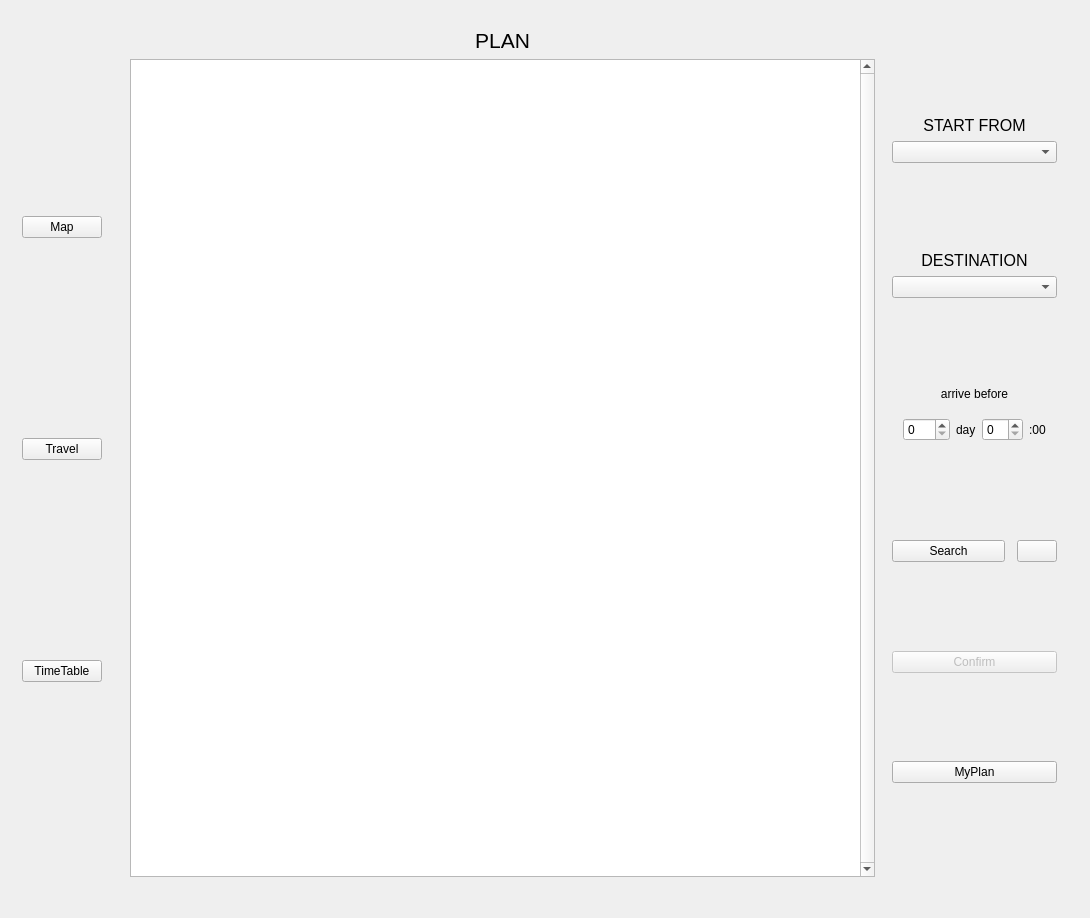
The window that source_code/MainWindow.ui (lennon624/travel-system) describes before a commit, drawn with Qt 5.
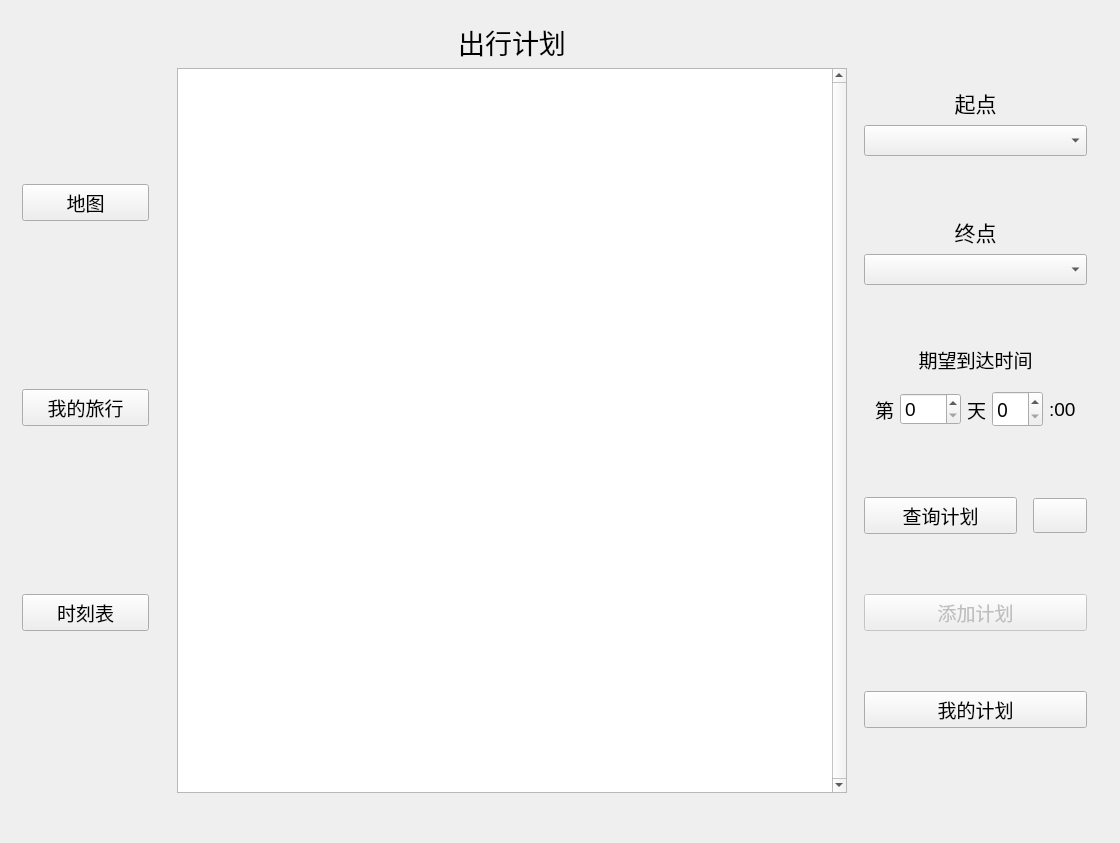
The same window after the commit. Icons and pictures are not drawn.

Commit message: 1. 完成了地图背景的绘制。 2. 在程序启动时增加了初始城市选择框，模态。

Patch:
```diff
--- a/source_code/MainWindow.ui
+++ b/source_code/MainWindow.ui
@@ -6,8 +6,8 @@
    <rect>
     <x>0</x>
     <y>0</y>
-    <width>1090</width>
-    <height>918</height>
+    <width>1120</width>
+    <height>843</height>
    </rect>
   </property>
   <property name="sizePolicy">
@@ -19,6 +19,7 @@
   <property name="font">
    <font>
     <family>Microsoft YaHei UI</family>
+    <pointsize>14</pointsize>
    </font>
   </property>
   <property name="windowTitle">
@@ -37,22 +38,61 @@
       <layout class="QVBoxLayout" name="verticalLayout">
        <item>
         <widget class="QPushButton" name="btn_pMap">
+         <property name="sizePolicy">
+          <sizepolicy hsizetype="Preferred" vsizetype="Fixed">
+           <horstretch>0</horstretch>
+           <verstretch>0</verstretch>
+          </sizepolicy>
+         </property>
+         <property name="font">
+          <font>
+           <family>Microsoft YaHei UI</family>
+           <pointsize>14</pointsize>
+          </font>
+         </property>
          <property name="text">
-          <string>Map</string>
+          <string>地图</string>
          </property>
         </widget>
        </item>
        <item>
         <widget class="QPushButton" name="btn_pTravel">
+         <property name="sizePolicy">
+          <sizepolicy hsizetype="Expanding" vsizetype="Fixed">
+           <horstretch>0</horstretch>
+           <verstretch>0</verstretch>
+          </sizepolicy>
+         </property>
+         <property name="font">
+          <font>
+           <family>Microsoft YaHei UI</family>
+           <pointsize>14</pointsize>
+          </font>
+         </property>
          <property name="text">
-          <string>Travel</string>
+          <string>    我的旅行    </string>
+         </property>
+         <property name="flat">
+          <bool>false</bool>
          </property>
         </widget>
        </item>
        <item>
         <widget class="QPushButton" name="btn_pTrans">
+         <property name="sizePolicy">
+          <sizepolicy hsizetype="Expanding" vsizetype="Fixed">
+           <horstretch>0</horstretch>
+           <verstretch>0</verstretch>
+          </sizepolicy>
+         </property>
+         <property name="font">
+          <font>
+           <family>Microsoft YaHei UI</family>
+           <pointsize>14</pointsize>
+          </font>
+         </property>
          <property name="text">
-          <string> TimeTable </string>
+          <string>时刻表</string>
          </property>
         </widget>
        </item>
@@ -67,6 +107,12 @@
         <verstretch>0</verstretch>
        </sizepolicy>
       </property>
+      <property name="font">
+       <font>
+        <family>Microsoft YaHei</family>
+        <pointsize>14</pointsize>
+       </font>
+      </property>
       <property name="currentIndex">
        <number>2</number>
       </property>
@@ -195,7 +241,7 @@
       <widget class="QWidget" name="page_map"/>
       <widget class="QWidget" name="page_travel">
        <layout class="QGridLayout" name="gridLayout">
-        <item row="3" column="0">
+        <item row="1" column="0">
          <widget class="QListWidget" name="listWidget_plan">
           <property name="sizePolicy">
            <sizepolicy hsizetype="Preferred" vsizetype="Expanding">
@@ -223,14 +269,20 @@
           </property>
          </widget>
         </item>
-        <item row="2" column="0">
+        <item row="0" column="0">
          <widget class="QLabel" name="label_planTitle">
+          <property name="font">
+           <font>
+            <family>Microsoft YaHei UI</family>
+            <pointsize>12</pointsize>
+           </font>
+          </property>
           <property name="text">
-           <string>&lt;html&gt;&lt;head/&gt;&lt;body&gt;&lt;p align=&quot;center&quot;&gt;&lt;span style=&quot; font-size:16pt;&quot;&gt;PLAN&lt;/span&gt;&lt;/p&gt;&lt;/body&gt;&lt;/html&gt;</string>
+           <string>&lt;html&gt;&lt;head/&gt;&lt;body&gt;&lt;p align=&quot;center&quot;&gt;&lt;span style=&quot; font-size:20pt;&quot;&gt;出行计划&lt;/span&gt;&lt;/p&gt;&lt;/body&gt;&lt;/html&gt;</string>
           </property>
          </widget>
         </item>
-        <item row="1" column="1" rowspan="3">
+        <item row="0" column="1" rowspan="2">
          <widget class="QWidget" name="widget_planControl" native="true">
           <property name="sizePolicy">
            <sizepolicy hsizetype="Fixed" vsizetype="Preferred">
@@ -240,7 +292,7 @@
           </property>
           <layout class="QVBoxLayout" name="verticalLayout_4">
            <item>
-            <spacer name="verticalSpacer_6">
+            <spacer name="verticalSpacer_4">
              <property name="orientation">
               <enum>Qt::Vertical</enum>
              </property>
@@ -253,9 +305,15 @@
             </spacer>
            </item>
            <item>
-            <widget class="QLabel" name="label_planSrc">
+            <widget class="QLabel" name="label_5">
+             <property name="font">
+              <font>
+               <family>Microsoft YaHei</family>
+               <pointsize>16</pointsize>
+              </font>
+             </property>
              <property name="text">
-              <string>&lt;html&gt;&lt;head/&gt;&lt;body&gt;&lt;p align=&quot;center&quot;&gt;&lt;span style=&quot; font-size:12pt;&quot;&gt;START  FROM&lt;/span&gt;&lt;/p&gt;&lt;/body&gt;&lt;/html&gt;</string>
+              <string>&lt;html&gt;&lt;head/&gt;&lt;body&gt;&lt;p align=&quot;center&quot;&gt;起点&lt;/p&gt;&lt;/body&gt;&lt;/html&gt;</string>
              </property>
             </widget>
            </item>
@@ -264,10 +322,16 @@
              <property name="enabled">
               <bool>true</bool>
              </property>
+             <property name="font">
+              <font>
+               <family>Microsoft YaHei UI</family>
+               <pointsize>14</pointsize>
+              </font>
+             </property>
             </widget>
            </item>
            <item>
-            <spacer name="verticalSpacer_4">
+            <spacer name="verticalSpacer_6">
              <property name="orientation">
               <enum>Qt::Vertical</enum>
              </property>
@@ -280,21 +344,33 @@
             </spacer>
            </item>
            <item>
-            <widget class="QLabel" name="label_planDest">
+            <widget class="QLabel" name="label_6">
+             <property name="font">
+              <font>
+               <family>Microsoft YaHei</family>
+               <pointsize>16</pointsize>
+              </font>
+             </property>
              <property name="text">
-              <string>&lt;html&gt;&lt;head/&gt;&lt;body&gt;&lt;p align=&quot;center&quot;&gt;&lt;span style=&quot; font-size:12pt;&quot;&gt;DESTINATION&lt;/span&gt;&lt;/p&gt;&lt;/body&gt;&lt;/html&gt;</string>
+              <string>&lt;html&gt;&lt;head/&gt;&lt;body&gt;&lt;p align=&quot;center&quot;&gt;终点&lt;/p&gt;&lt;/body&gt;&lt;/html&gt;</string>
              </property>
             </widget>
            </item>
            <item>
             <widget class="QComboBox" name="combo_destTravel">
+             <property name="font">
+              <font>
+               <family>Microsoft YaHei UI</family>
+               <pointsize>14</pointsize>
+              </font>
+             </property>
              <property name="editable">
               <bool>false</bool>
              </property>
             </widget>
            </item>
            <item>
-            <spacer name="verticalSpacer_5">
+            <spacer name="verticalSpacer_7">
              <property name="orientation">
               <enum>Qt::Vertical</enum>
              </property>
@@ -308,16 +384,47 @@
            </item>
            <item>
             <widget class="QLabel" name="label">
+             <property name="font">
+              <font>
+               <family>Microsoft YaHei</family>
+               <pointsize>16</pointsize>
+              </font>
+             </property>
              <property name="text">
-              <string>&lt;html&gt;&lt;head/&gt;&lt;body&gt;&lt;p align=&quot;center&quot;&gt;arrive before&lt;/p&gt;&lt;/body&gt;&lt;/html&gt;</string>
+              <string>&lt;html&gt;&lt;head/&gt;&lt;body&gt;&lt;p align=&quot;center&quot;&gt;&lt;span style=&quot; font-size:14pt;&quot;&gt;期望到达时间&lt;/span&gt;&lt;/p&gt;&lt;/body&gt;&lt;/html&gt;</string>
              </property>
             </widget>
            </item>
            <item>
             <widget class="QWidget" name="widget" native="true">
+             <property name="font">
+              <font>
+               <family>Microsoft YaHei</family>
+               <pointsize>14</pointsize>
+              </font>
+             </property>
              <layout class="QHBoxLayout" name="horizontalLayout_2">
+              <item>
+               <widget class="QLabel" name="label_4">
+                <property name="font">
+                 <font>
+                  <family>Microsoft YaHei</family>
+                  <pointsize>14</pointsize>
+                 </font>
+                </property>
+                <property name="text">
+                 <string>第</string>
+                </property>
+               </widget>
+              </item>
               <item>
                <widget class="QSpinBox" name="spinBox_endDay">
+                <property name="font">
+                 <font>
+                  <family>Microsoft YaHei UI</family>
+                  <pointsize>14</pointsize>
+                 </font>
+                </property>
                 <property name="maximum">
                  <number>365</number>
                 </property>
@@ -325,13 +432,25 @@
               </item>
               <item>
                <widget class="QLabel" name="label_2">
+                <property name="font">
+                 <font>
+                  <family>Microsoft YaHei UI</family>
+                  <pointsize>14</pointsize>
+                 </font>
+                </property>
                 <property name="text">
-                 <string>day</string>
+                 <string>天</string>
                 </property>
                </widget>
               </item>
               <item>
                <widget class="QSpinBox" name="spinBox_endTime">
+                <property name="font">
+                 <font>
+                  <family>Microsoft YaHei</family>
+                  <pointsize>14</pointsize>
+                 </font>
+                </property>
                 <property name="maximum">
                  <number>23</number>
                 </property>
@@ -339,6 +458,12 @@
               </item>
               <item>
                <widget class="QLabel" name="label_3">
+                <property name="font">
+                 <font>
+                  <family>Microsoft YaHei UI</family>
+                  <pointsize>14</pointsize>
+                 </font>
+                </property>
                 <property name="text">
                  <string>:00</string>
                 </property>
@@ -348,7 +473,7 @@
             </widget>
            </item>
            <item>
-            <spacer name="verticalSpacer_10">
+            <spacer name="verticalSpacer_5">
              <property name="orientation">
               <enum>Qt::Vertical</enum>
              </property>
@@ -364,7 +489,7 @@
             <widget class="QWidget" name="widget_2" native="true">
              <layout class="QHBoxLayout" name="horizontalLayout_3">
               <property name="spacing">
-               <number>12</number>
+               <number>16</number>
               </property>
               <property name="leftMargin">
                <number>0</number>
@@ -380,8 +505,14 @@
               </property>
               <item>
                <widget class="QPushButton" name="btn_planSearch">
+                <property name="font">
+                 <font>
+                  <family>Microsoft YaHei UI</family>
+                  <pointsize>14</pointsize>
+                 </font>
+                </property>
                 <property name="text">
-                 <string>Search</string>
+                 <string>查询计划</string>
                 </property>
                </widget>
               </item>
@@ -424,7 +555,7 @@
             </widget>
            </item>
            <item>
-            <spacer name="verticalSpacer_9">
+            <spacer name="verticalSpacer_8">
              <property name="orientation">
               <enum>Qt::Vertical</enum>
              </property>
@@ -441,13 +572,19 @@
              <property name="enabled">
               <bool>false</bool>
              </property>
+             <property name="font">
+              <font>
+               <family>Microsoft YaHei UI</family>
+               <pointsize>14</pointsize>
+              </font>
+             </property>
              <property name="text">
-              <string>Confirm</string>
+              <string>添加计划</string>
              </property>
             </widget>
            </item>
            <item>
-            <spacer name="verticalSpacer_7">
+            <spacer name="verticalSpacer_9">
              <property name="orientation">
               <enum>Qt::Vertical</enum>
              </property>
@@ -461,13 +598,19 @@
            </item>
            <item>
             <widget class="QPushButton" name="btn_planMy">
+             <property name="font">
+              <font>
+               <family>Microsoft YaHei UI</family>
+               <pointsize>14</pointsize>
+              </font>
+             </property>
              <property name="text">
-              <string>MyPlan</string>
+              <string>我的计划</string>
              </property>
             </widget>
            </item>
            <item>
-            <spacer name="verticalSpacer_8">
+            <spacer name="verticalSpacer_10">
              <property name="orientation">
               <enum>Qt::Vertical</enum>
              </property>
```
Left out of the diff: 23 changed lines with no effect on the pictures. The commit also changes 16 other files.
